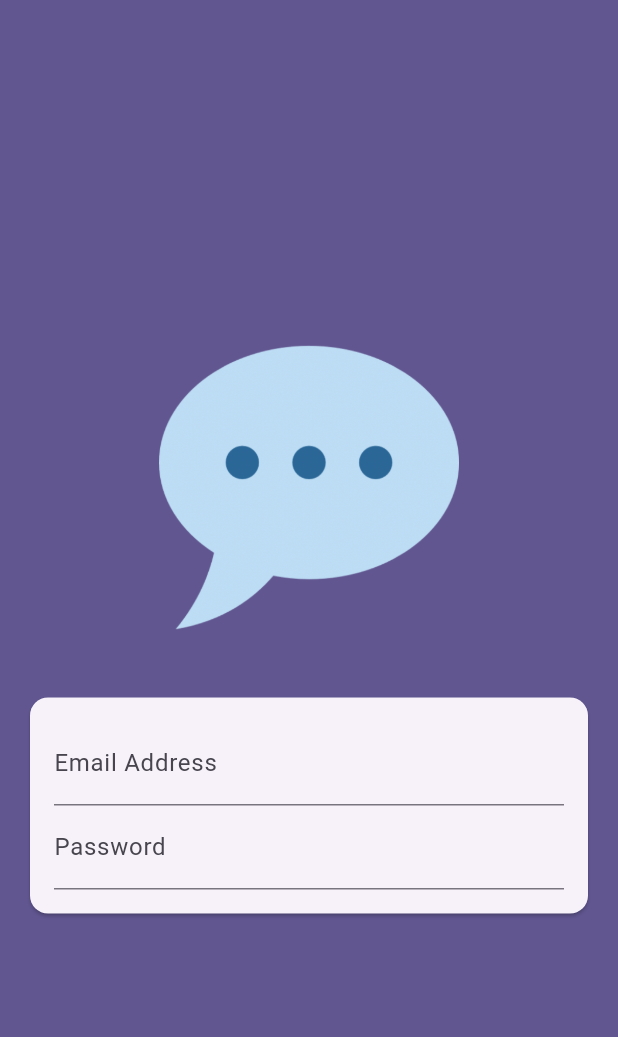
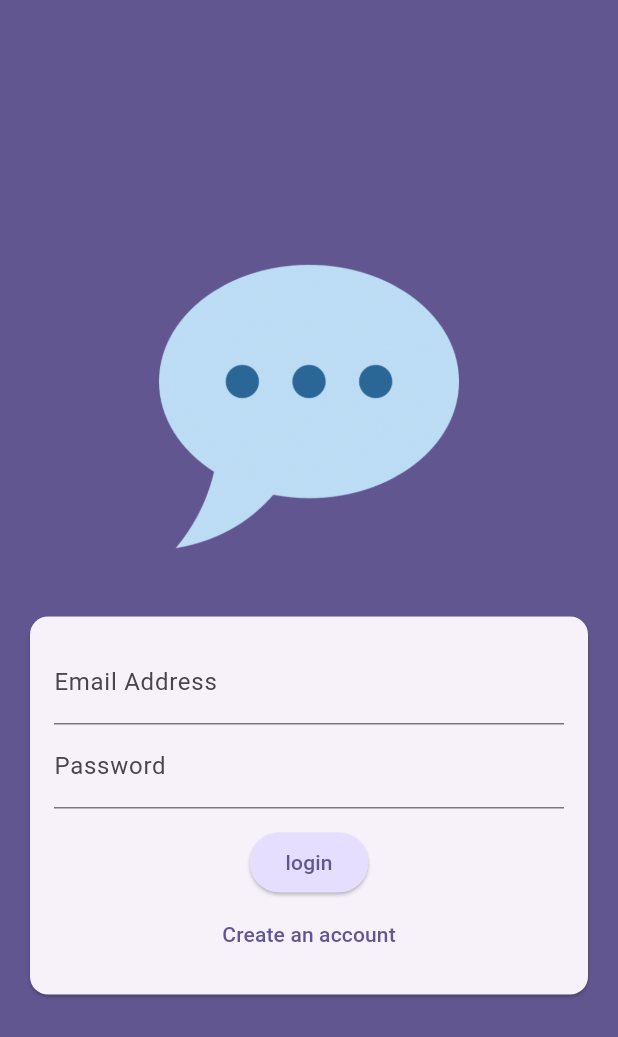
Before and after one commit to sidratulpunno/FlutterChatApp, a Flutter app: the screen it shows after launch, on a phone screen of 412 x 824 dp. Shown: the top 1037 px of the screen. Run offline on Flutter 3.47's test engine with Material 3 defaults, Android fonts, the phone set to English and light mode, and no system bars.

Commit message:
added the singup and login button

```diff
--- a/lib/screens/auth.dart
+++ b/lib/screens/auth.dart
@@ -11,6 +11,8 @@ class AuthScreen extends StatefulWidget {
 }
 
 class _AuthScreenState extends State<AuthScreen> {
+  var _isLogin = true;
+
   @override
   Widget build(BuildContext context) {
     return Scaffold(
@@ -46,6 +48,27 @@ class _AuthScreenState extends State<AuthScreen> {
                               const InputDecoration(labelText: 'Password'),
                           obscureText: true,
                         ),
+                        const SizedBox(
+                          height: 12,
+                        ),
+                        ElevatedButton(
+                          onPressed: () {},
+                          style: ElevatedButton.styleFrom(
+                            backgroundColor:
+                                Theme.of(context).colorScheme.primaryContainer,
+                          ),
+                          child: Text(_isLogin ? 'login' : 'Signup'),
+                        ),
+                        TextButton(
+                          onPressed: () {
+                            setState(() {
+                              _isLogin = !_isLogin;
+                            });
+                          },
+                          child: Text(_isLogin
+                              ? 'Create an account'
+                              : 'I already have an account'),
+                        ),
                       ],
                     ),
                   ),
```
